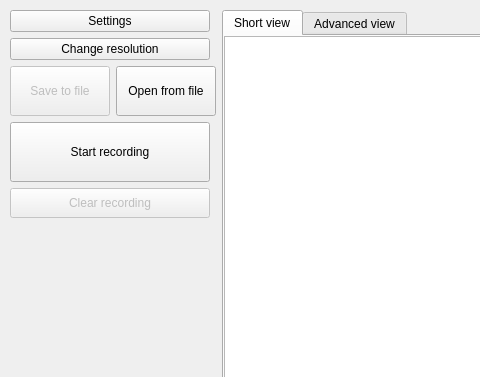
Qt form app_ui.ui (Andrew-71/KeyRecorder) before a commit; both pictures show x 0 to 480 and y 0 to 377 of the 700 by 1000 pixel window.
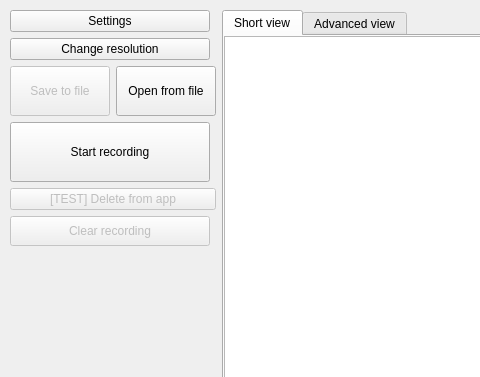
The same form after that commit.

Patch:
```diff
--- a/app_ui.ui
+++ b/app_ui.ui
@@ -152,6 +152,16 @@
          </property>
         </widget>
        </item>
+       <item>
+        <widget class="QPushButton" name="test_btn">
+         <property name="enabled">
+          <bool>false</bool>
+         </property>
+         <property name="text">
+          <string>[TEST] Delete from app</string>
+         </property>
+        </widget>
+       </item>
        <item>
         <widget class="QPushButton" name="clear_recording_btn">
          <property name="enabled">
```
